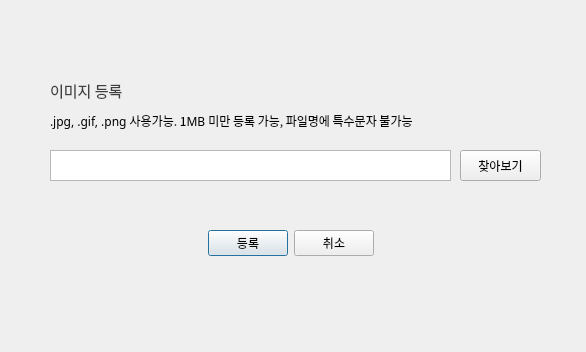
Qt form add_img.ui (hyeona-jeong/HRIS) before a commit.
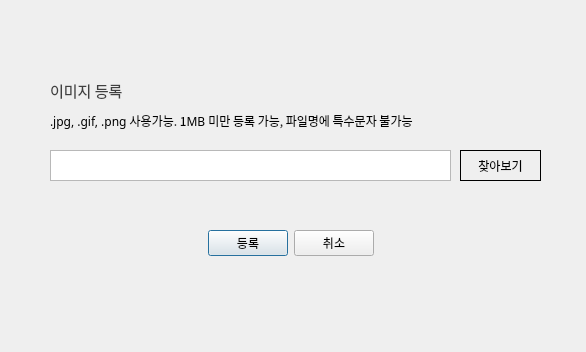
The same form after that commit. Icons and pictures are not drawn.

Patch:
```diff
--- a/add_img.ui
+++ b/add_img.ui
@@ -26,6 +26,9 @@
      <height>31</height>
     </rect>
    </property>
+   <property name="styleSheet">
+    <string notr="true">border: 1px solid black;</string>
+   </property>
    <property name="text">
     <string>찾아보기</string>
    </property>
```
Left out of the diff: 2 changed lines with no effect on the pictures.
